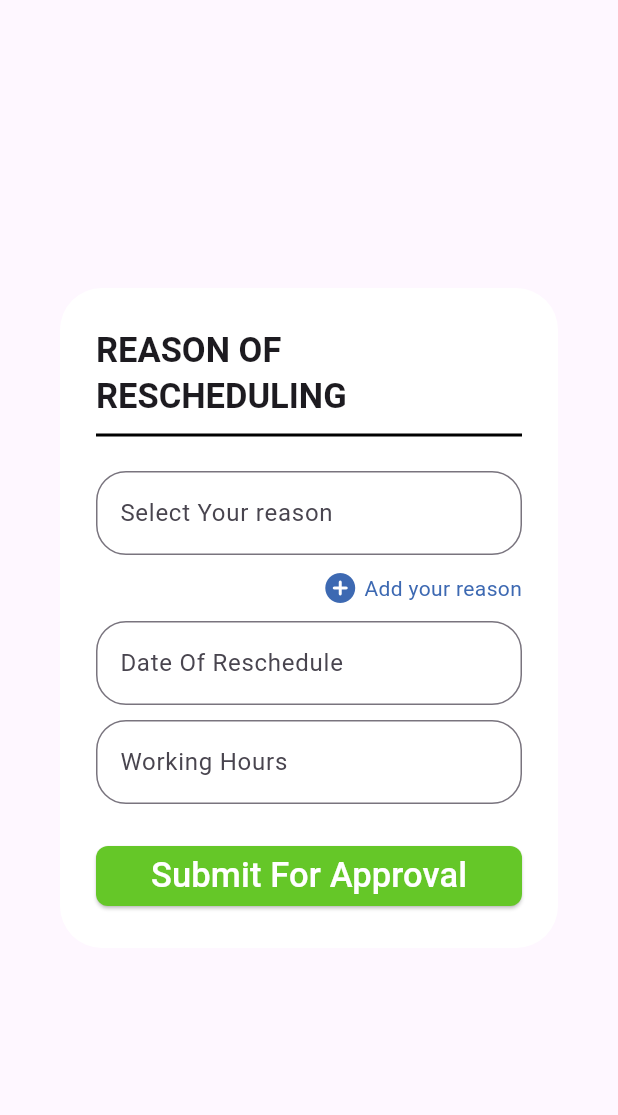
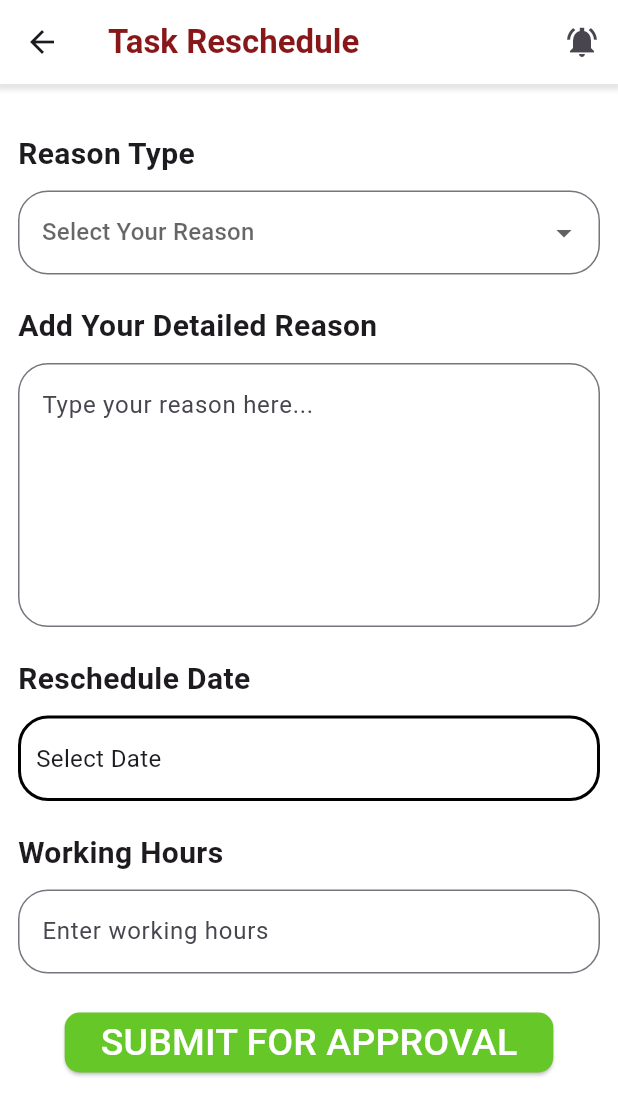
Before and after one commit to Sumedhvyas28/BWT-APP, a Flutter app: the ReasonPage screen opened directly, on a phone screen of 412 x 824 dp. Shown: the top 1115 px of the screen. Run offline on Flutter 3.47's test engine with Material 3 defaults, Android fonts, the light colour scheme and no system bars; our stand-ins replace device_preview, go_router, loading_animation_widget, lottie, page_transition, shimmer and 1 more; network calls fail.

Commit message:
added reschedule feature and fake api for dashboard

```diff
--- a/lib/pages/dashboard/task_details/reached/reason.dart
+++ b/lib/pages/dashboard/task_details/reached/reason.dart
@@ -1,6 +1,6 @@
 import 'package:flutter/material.dart';
+import 'package:flutter_application_1/constants/custom_dashapp.dart';
 import 'package:flutter_application_1/constants/pallete.dart';
-import 'package:flutter_application_1/pages/dashboard/task_details/reached/submit.dart';
 
 class ReasonPage extends StatefulWidget {
   const ReasonPage({super.key});
@@ -10,126 +10,232 @@ class ReasonPage extends StatefulWidget {
 }
 
 class _ReasonPageState extends State<ReasonPage> {
+  // Dropdown value state
+  String? _selectedReason;
+
+  // TextEditingController for the detailed reason and working hours
+  final TextEditingController _detailedReasonController =
+      TextEditingController();
+  final TextEditingController _workingHoursController = TextEditingController();
+
+  // List of options for the dropdown
+  final List<String> _reasons = [
+    'Personal reasons',
+    'Client request',
+    'System issues',
+    'Weather conditions'
+  ];
+
+  // DateTime state for the rescheduled date
+  DateTime? _selectedDate;
+
+  // State for button pressed
+  bool _isButtonPressed = false;
+  String _buttonText = 'SUBMIT FOR APPROVAL'; // Default button text
+  Color _buttonColor = Pallete.activeButtonColor; // Default button color
+  String _isPunchOutMessage = ''; // Message to display when button is pressed
+
+  // Function to handle button press
+  void _onButtonPressed() {
+    setState(() {
+      _buttonColor = Pallete.disabledBtnColor; // Change button background color
+      _buttonText = 'RESCHEDULED'; // Change button text
+      _isButtonPressed = true; // Mark button as pressed
+      _isPunchOutMessage =
+          "Punched out at ${TimeOfDay.now().format(context)}"; // Update message
+    });
+  }
+
+  @override
+  void dispose() {
+    _detailedReasonController.dispose(); // Dispose the controller
+    _workingHoursController.dispose();
+    super.dispose();
+  }
+
   @override
   Widget build(BuildContext context) {
-    return AlertDialog(
+    return Scaffold(
       backgroundColor: Colors.white,
-      actions: [
-        Expanded(
-          child: SizedBox(
-            width: double.infinity,
-            child: ElevatedButton(
-              style: ElevatedButton.styleFrom(
-                shape: RoundedRectangleBorder(
-                  borderRadius: BorderRadius.circular(8),
+      appBar: CustomDashApp(title: 'Task Reschedule'),
+      body: SingleChildScrollView(
+        child: Padding(
+          padding: const EdgeInsets.all(12.0),
+          child: Column(
+            mainAxisAlignment: MainAxisAlignment.start,
+            crossAxisAlignment: CrossAxisAlignment.start,
+            children: [
+              const SizedBox(height: 20),
+              const Text(
+                'Reason Type',
+                style: TextStyle(fontSize: 20, fontWeight: FontWeight.bold),
+                textAlign: TextAlign.start,
+              ),
+              const SizedBox(height: 10),
+
+              // DropdownButtonFormField for selecting the reason
+              DropdownButtonFormField<String>(
+                value: _selectedReason,
+                decoration: InputDecoration(
+                  border: OutlineInputBorder(
+                    borderRadius: BorderRadius.circular(20),
+                    borderSide: const BorderSide(
+                      color: Colors.black,
+                      width: 2.0,
+                    ),
+                  ),
                 ),
-                backgroundColor: Pallete.activeButtonColor,
+                hint: const Text('Select Your Reason'),
+                items: _reasons.map((String reason) {
+                  return DropdownMenuItem<String>(
+                    value: reason,
+                    child: Text(reason),
+                  );
+                }).toList(),
+                onChanged: (newValue) {
+                  setState(() {
+                    _selectedReason = newValue;
+                  });
+                },
               ),
-              onPressed: () {
-                Navigator.of(context).pop();
-              },
-              child: Text(
-                'Submit For Approval',
-                style: TextStyle(color: Colors.white, fontSize: 23),
-                maxLines: 2,
+
+              const SizedBox(height: 20),
+
+              // Add Your Reason (Detailed Reason)
+              const Text(
+                'Add Your Detailed Reason',
+                style: TextStyle(fontSize: 20, fontWeight: FontWeight.bold),
+                textAlign: TextAlign.start,
               ),
-            ),
-          ),
-        )
-      ],
-      title: Column(
-        children: [
-          Center(
-            child: Padding(
-              padding: const EdgeInsets.symmetric(horizontal: 0, vertical: 2),
-              child: Text(
-                'REASON OF RESCHEDULING',
-                maxLines: 2,
-                style: TextStyle(
-                  fontSize: 23,
-                  fontWeight: FontWeight.bold,
+              const SizedBox(height: 10),
+
+              // TextField for detailed reason
+              TextField(
+                controller: _detailedReasonController,
+                maxLines: 6,
+                decoration: InputDecoration(
+                  border: OutlineInputBorder(
+                    borderRadius: BorderRadius.circular(20),
+                    borderSide: const BorderSide(
+                      color: Colors.black,
+                      width: 2.0,
+                    ),
+                  ),
+                  hintText: 'Type your reason here...',
                 ),
               ),
-            ),
-          ),
-          Divider(
-            thickness: 2,
-            color: Colors.black,
-          ),
-        ],
-      ),
-      content: Column(
-        mainAxisSize: MainAxisSize.min,
-        children: [
-          TextField(
-            decoration: InputDecoration(
-              border: OutlineInputBorder(
-                borderRadius: BorderRadius.circular(20),
-                borderSide: BorderSide(
-                  color: Colors.black,
-                  width: 4.0,
+              const SizedBox(height: 20),
+
+              // Date field
+              const Text(
+                'Reschedule Date',
+                style: TextStyle(fontSize: 20, fontWeight: FontWeight.bold),
+                textAlign: TextAlign.start,
+              ),
+              const SizedBox(height: 10),
+
+              GestureDetector(
+                onTap: () => _selectDate(context),
+                child: Container(
+                  width: double.infinity,
+                  padding:
+                      const EdgeInsets.symmetric(vertical: 15, horizontal: 10),
+                  decoration: BoxDecoration(
+                    border: Border.all(
+                      color: Colors.black,
+                      width: 2.0,
+                    ),
+                    borderRadius: BorderRadius.circular(20),
+                  ),
+                  child: Text(
+                    _selectedDate == null
+                        ? 'Select Date'
+                        : 'Selected date: ${_selectedDate!.toLocal().toString().split(' ')[0]}',
+                    style: const TextStyle(fontSize: 16),
+                  ),
                 ),
               ),
-              labelText: 'Select Your reason',
-              labelStyle: TextStyle(fontSize: 16),
-            ),
-          ),
-          SizedBox(height: 10),
-          InkWell(
-            onTap: () {
-              showDialog(
-                  context: context,
-                  builder: (BuildContext context) {
-                    return SubmitPage();
-                  });
-            },
-            child: Row(
-              mainAxisAlignment: MainAxisAlignment.end,
-              children: [
-                Icon(
-                  Icons.add_circle_rounded,
-                  color: Pallete.termsFontColor,
-                ),
-                SizedBox(
-                  width: 4,
-                ),
-                Text(
-                  'Add your reason',
-                  style: TextStyle(color: Pallete.termsFontColor),
-                ),
-              ],
-            ),
-          ),
-          SizedBox(height: 10),
-          TextField(
-            decoration: InputDecoration(
-              border: OutlineInputBorder(
-                borderRadius: BorderRadius.circular(20),
-                borderSide: BorderSide(
-                  color: Colors.black,
-                  width: 4.0,
+
+              const SizedBox(height: 20),
+
+              // Working hours field
+              const Text(
+                'Working Hours',
+                style: TextStyle(fontSize: 20, fontWeight: FontWeight.bold),
+                textAlign: TextAlign.start,
+              ),
+              const SizedBox(height: 10),
+
+              // TextField for working hours
+              TextField(
+                controller: _workingHoursController,
+                keyboardType: TextInputType.number,
+                decoration: InputDecoration(
+                  border: OutlineInputBorder(
+                    borderRadius: BorderRadius.circular(20),
+                    borderSide: const BorderSide(
+                      color: Colors.black,
+                      width: 2.0,
+                    ),
+                  ),
+                  hintText: 'Enter working hours',
                 ),
               ),
-              labelText: 'Date Of Reschedule',
-              labelStyle: TextStyle(fontSize: 16),
-            ),
-          ),
-          SizedBox(height: 10),
-          TextField(
-            decoration: InputDecoration(
-              border: OutlineInputBorder(
-                borderRadius: BorderRadius.circular(20),
-                borderSide: BorderSide(
-                  color: Colors.black,
-                  width: 4.0,
+
+              SizedBox(height: 20),
+
+              Container(
+                padding: EdgeInsets.all(2),
+                // width: double.infinity,
+                child: Center(
+                  child: ElevatedButton(
+                    style: ElevatedButton.styleFrom(
+                      backgroundColor: _buttonColor, // Use dynamic button color
+                      shape: RoundedRectangleBorder(
+                        borderRadius: BorderRadius.circular(10),
+                      ),
+                    ),
+                    onPressed:
+                        _onButtonPressed, // Call the button press function
+                    child: Text(
+                      _buttonText, // Use dynamic button text
+                      style: TextStyle(fontSize: 25, color: Colors.white),
+                    ),
+                  ),
                 ),
               ),
-              labelText: 'Working Hours',
-              labelStyle: TextStyle(fontSize: 16),
-            ),
+
+              // Display the message below the button if pressed
+              if (_isButtonPressed)
+                Center(
+                  child: Text(
+                    _isPunchOutMessage,
+                    style: TextStyle(
+                      fontSize: 14,
+                      fontWeight: FontWeight.bold,
+                      color: Pallete.redBtnColor,
+                    ),
+                  ),
+                ),
+            ],
           ),
-        ],
+        ),
       ),
     );
   }
+
+  // Function to pick date
+  Future<void> _selectDate(BuildContext context) async {
+    final DateTime? picked = await showDatePicker(
+      context: context,
+      initialDate: DateTime.now(),
+      firstDate: DateTime(2000),
+      lastDate: DateTime(2101),
+    );
+    if (picked != null && picked != _selectedDate) {
+      setState(() {
+        _selectedDate = picked;
+      });
+    }
+  }
 }
--- a/lib/pages/dashboard/task_details/task_details.dart
+++ b/lib/pages/dashboard/task_details/task_details.dart
@@ -36,13 +36,13 @@ class _TaskDetailsState extends State<TaskDetails> {
             ),
           ),
           content: Text(
-            "Please select at least one item before proceeding.",
+            "Please select all the item before proceeding.",
             style: TextStyle(fontSize: 20),
           ),
           actions: [
             TextButton(
               onPressed: () {
-                Navigator.of(context).pop(); // Close the dialog
+                Navigator.of(context).pop();
               },
               child: Text(
                 "OK",
@@ -53,7 +53,6 @@ class _TaskDetailsState extends State<TaskDetails> {
         ),
       );
     } else {
-      // Proceed with normal navigation
       Navigator.push(
         context,
         PageTransition(
```
Also changed, not shown: lib/pages/dashboard/task_details/reached/alert.dart (+8 -5 lines), lib/pages/dashboard/task_page.dart (+67 -72 lines), lib/pages/login_page.dart (+14 -3 lines).
